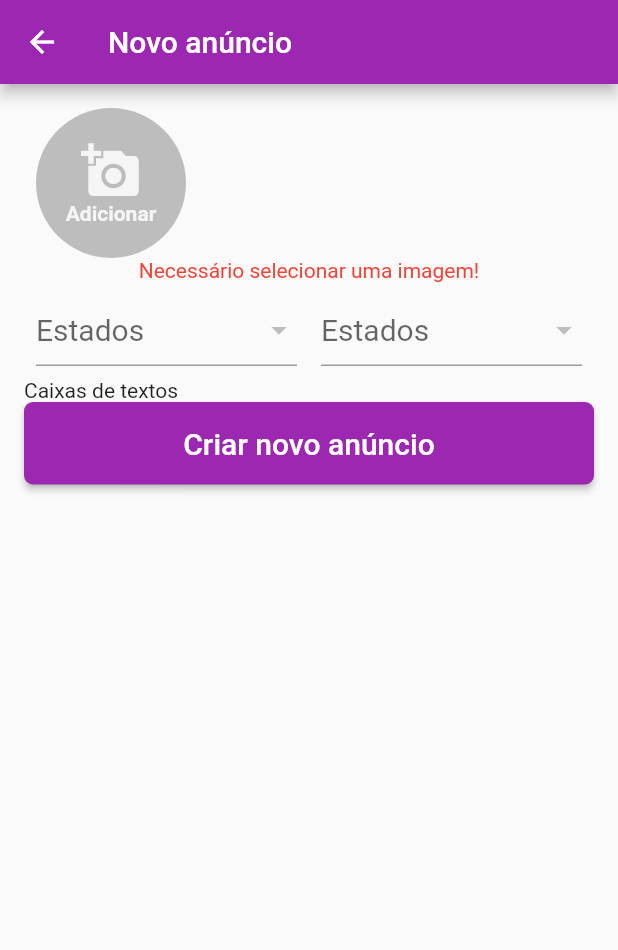
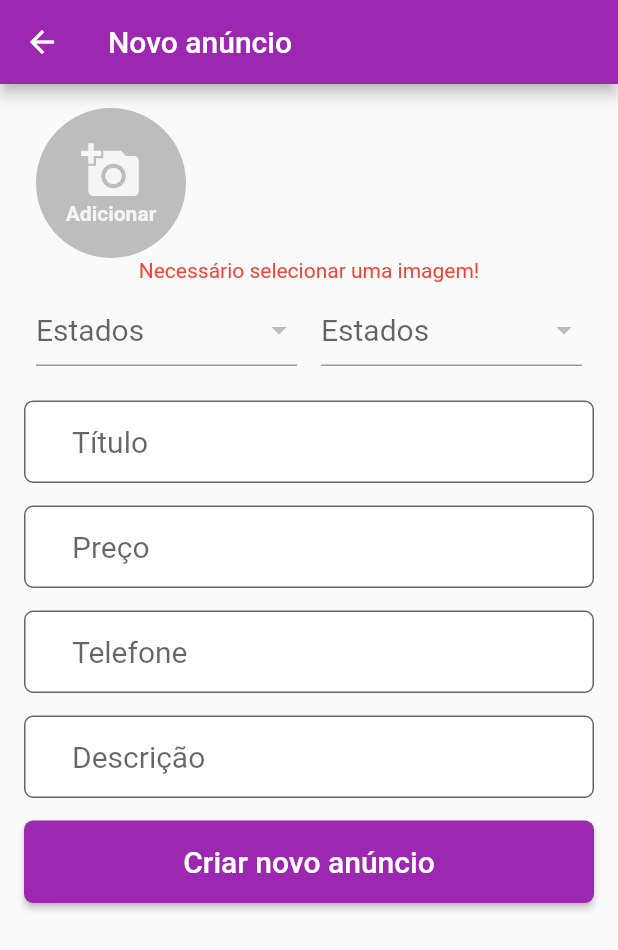
Before and after one commit to Markfgui675/app_olx, a Flutter app: the NovoAnuncio screen opened by its route, after a tap on "Criar novo anúncio", on a phone screen of 412 x 824 dp. Shown: the top 950 px of the screen. Run offline on Flutter 3.47's test engine with Material 2 defaults, Android fonts, the light colour scheme and no system bars; our stand-ins replace brasil_fields, cloud_firestore, firebase_auth, firebase_core, image_picker; missing offline and left inert: cpf_cnpj_validator, validadores; accounts and stored records are empty; statements that could not run were skipped.

Commit message:
Aula 266

```diff
--- a/lib/View/Login.dart
+++ b/lib/View/Login.dart
@@ -109,9 +109,9 @@ class _LoginState extends State<Login> {
                   padding: const EdgeInsets.only(bottom: 32),
                   child: Image.asset('imagens/logo.png', width: 200, height: 150,),
                 ),
-                InputCustomizado(controller: _email, hint: 'Email', autofocus: true, type: TextInputType.emailAddress),
+                InputCustomizado(controller: _email, hint: 'Email', autofocus: true, type: TextInputType.emailAddress, inputFormatter: [], validator: (valor) {  },),
                 const SizedBox(height: 10,),
-                InputCustomizado(controller: _senha, hint: 'Senha', type: TextInputType.text, obscure: true,),
+                InputCustomizado(controller: _senha, hint: 'Senha', type: TextInputType.text, obscure: true, inputFormatter: [], validator: (valor) {  },),
                 Row(
                   mainAxisAlignment: MainAxisAlignment.center,
                   children: [
--- a/lib/View/NovoAnuncio.dart
+++ b/lib/View/NovoAnuncio.dart
@@ -1,4 +1,7 @@
 import 'dart:io';
+import 'package:app_olx/View/Widgets/inputCustomizado.dart';
+import 'package:brasil_fields/brasil_fields.dart';
+import 'package:flutter/services.dart';
 import 'package:validadores/validadores.dart';
 import 'package:brasil_fields/modelos/estados.dart';
 import 'package:flutter/material.dart';
@@ -209,9 +212,9 @@ class _NovoAnuncioState extends State<NovoAnuncio> {
                                 _itemSelecionadoEstado = value;
                               },
                               validator: (value){
-                                Validador().
+                                return Validador().
                                   add(Validar.OBRIGATORIO, msg: "Campo obrigatório").
-                                  valido(value, clearNoNumber: true);
+                                  valido(value);
                               },
                           ),
                         )
@@ -231,9 +234,9 @@ class _NovoAnuncioState extends State<NovoAnuncio> {
                               _itemSelecionadoCategoria = value;
                             },
                             validator: (value){
-                              Validador().
+                              return Validador().
                               add(Validar.OBRIGATORIO, msg: "Campo obrigatório").
-                              valido(value, clearNoNumber: true);
+                              valido(value);
                             },
                           ),
                         )
@@ -241,7 +244,65 @@ class _NovoAnuncioState extends State<NovoAnuncio> {
                   ],
                 ),
 
-                Text('Caixas de textos'),
+                Padding(
+                  padding: EdgeInsets.only(bottom: 15, top: 15),
+                  child: InputCustomizado(
+                    hint: 'Título',
+                    inputFormatter: [],
+                    validator: (valor){
+                      return Validador().
+                      add(Validar.OBRIGATORIO, msg: "Campo obrigatório").
+                      valido(valor);
+                    },
+                  ),
+                ),
+                Padding(
+                  padding: EdgeInsets.only(bottom: 15),
+                  child: InputCustomizado(
+                    hint: 'Preço',
+                    type: TextInputType.number,
+                    inputFormatter: [
+                      FilteringTextInputFormatter.digitsOnly,
+                      RealInputFormatter(centavos: true)
+                    ],
+                    validator: (valor){
+                      return Validador().
+                      add(Validar.OBRIGATORIO, msg: "Campo obrigatório").
+                      valido(valor);
+                    },
+                  ),
+                ),
+                Padding(
+                  padding: EdgeInsets.only(bottom: 15),
+                  child: InputCustomizado(
+                    hint: 'Telefone',
+                    type: TextInputType.phone,
+                    inputFormatter: [
+                      FilteringTextInputFormatter.digitsOnly,
+                      TelefoneInputFormatter()
+                    ],
+                    validator: (valor){
+                      return Validador().
+                        add(Validar.OBRIGATORIO, msg: "Campo obrigatório").
+                        valido(valor);
+                    },
+                  ),
+                ),
+                Padding(
+                  padding: EdgeInsets.only(bottom: 15),
+                  child: InputCustomizado(
+                    hint: 'Descrição',
+                    type: TextInputType.text,
+                    maxLines: null,
+                    inputFormatter: [],
+                    validator: (valor){
+                      return Validador().
+                        add(Validar.OBRIGATORIO, msg: "Campo obrigatório").
+                        maxLength(200, msg: 'Máximo de 200 caracteres').
+                        valido(valor);
+                    },
+                  ),
+                ),
 
                 BotaoCustomizado(
                     texto: 'Criar novo anúncio',
--- a/lib/View/Widgets/inputCustomizado.dart
+++ b/lib/View/Widgets/inputCustomizado.dart
@@ -1,23 +1,38 @@
 import 'package:flutter/material.dart';
+import 'package:flutter/services.dart';
 
 class InputCustomizado extends StatelessWidget {
 
-  final TextEditingController controller;
+  final TextEditingController? controller;
   final String hint;
   final bool obscure;
   final bool autofocus;
   final TextInputType type;
+  final int? maxLines;
+  final List<TextInputFormatter> inputFormatter;
+  final String? Function(String?)? validator;
 
-  InputCustomizado({required this.controller, required this.hint,
-      this.obscure = false, this.autofocus = false, this.type = TextInputType.text});
+  InputCustomizado({
+      this.controller,
+      required this.hint,
+      this.obscure = false,
+      this.autofocus = false,
+      this.type = TextInputType.text,
+      required this.inputFormatter,
+      this.maxLines,
+      required this.validator
+    });
 
   @override
   Widget build(BuildContext context) {
-    return TextField(
+    return TextFormField(
       controller: this.controller,
       autofocus: this.autofocus,
       obscureText: this.obscure,
       keyboardType: this.type,
+      maxLines: this.maxLines,
+      validator: this.validator,
+      inputFormatters: this.inputFormatter,
       style: const TextStyle(
           fontSize: 20
       ),
```
